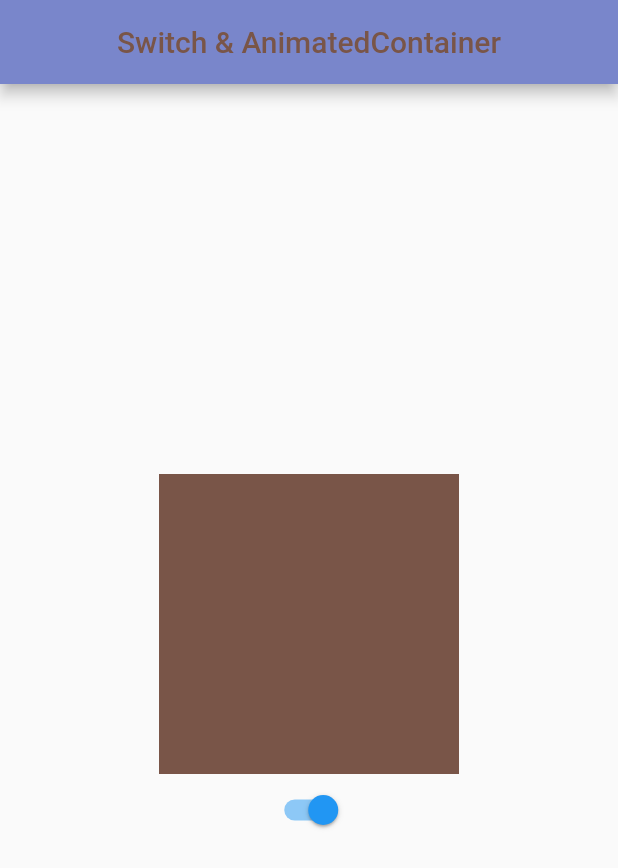
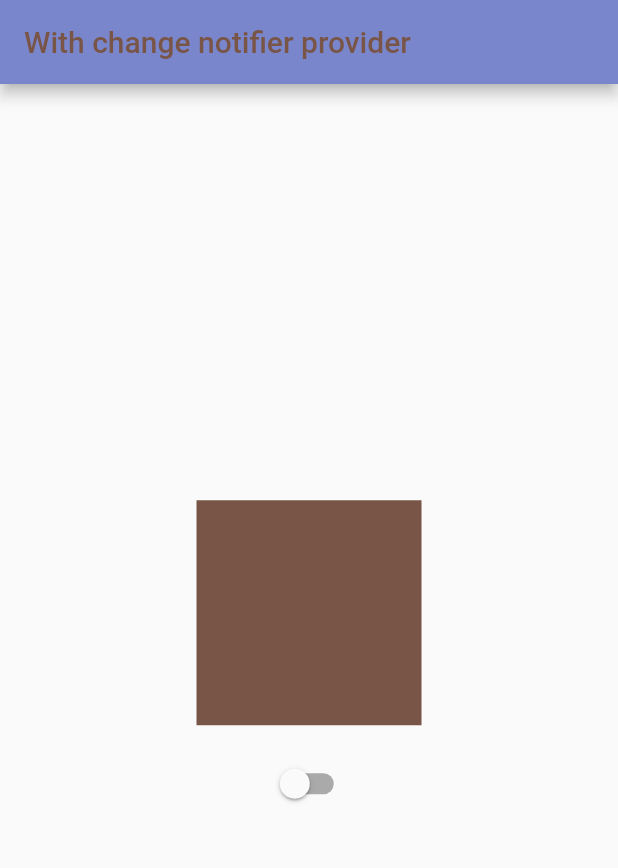
Before and after one commit to codecikoi/switch-animatedContainer_classes, a Flutter app: the screen it shows after launch, on a phone screen of 412 x 824 dp. Shown: the top 868 px of the screen. Run offline on Flutter 3.47's test engine with Material 2 defaults, Android fonts, the phone set to English and light mode, and no system bars.

Commit message:
refactored with change notifier provider

```diff
--- a/lib/main.dart
+++ b/lib/main.dart
@@ -1,5 +1,6 @@
 import 'dart:math';
 import 'package:flutter/material.dart';
+import 'with_change_notifier_provider.dart';
 
 void main() {
   runApp(const MyApp());
@@ -12,7 +13,7 @@ class MyApp extends StatelessWidget {
   Widget build(BuildContext context) {
     return MaterialApp(
       debugShowCheckedModeBanner: false,
-      home: AnimatedSwitchDemo(),
+      home: WithProvider(),
     );
   }
 }
--- /dev/null
+++ b/lib/with_change_notifier_provider.dart
@@ -0,0 +1,74 @@
+import 'package:flutter/material.dart';
+import 'package:provider/provider.dart';
+import 'dart:math';
+
+class WithProvider extends StatelessWidget {
+  const WithProvider({Key? key}) : super(key: key);
+
+  @override
+  Widget build(BuildContext context) {
+    return MaterialApp(
+      debugShowCheckedModeBanner: false,
+      home: ChangeNotifierProvider(
+        create: (_) => ColorProvider(),
+        child: Scaffold(
+          appBar: AppBar(
+            backgroundColor: Colors.indigo[300],
+            title: Consumer<ColorProvider>(
+              builder: (context, value, child) => Text(
+                'With change notifier provider',
+                style: TextStyle(color: value.appBarColor),
+              ),
+            ),
+          ),
+          body: Center(
+            child: Consumer<ColorProvider>(
+              builder: (context, value, child) => Column(
+                mainAxisAlignment: MainAxisAlignment.center,
+                children: [
+                  AnimatedContainer(
+                    duration: Duration(milliseconds: 100),
+                    width: 150,
+                    height: 150,
+                    color: value.containerColor,
+                  ),
+                  SizedBox(
+                    height: 15,
+                  ),
+                  Switch(
+                    value: value.switchValue,
+                    onChanged: (switchValue) => value.changeColor(),
+                  ),
+                ],
+              ),
+            ),
+          ),
+        ),
+      ),
+    );
+  }
+}
+
+class ColorProvider extends ChangeNotifier {
+  bool switchValue;
+  Color appBarColor;
+  Color containerColor;
+
+  ColorProvider()
+      : appBarColor = _getRandomColor(),
+        containerColor = _getRandomColor(),
+        switchValue = false;
+
+  bool changeColor() {
+    appBarColor = _getRandomColor();
+    containerColor = _getRandomColor();
+    switchValue = !switchValue;
+
+    notifyListeners();
+    return switchValue;
+  }
+
+  static Color _getRandomColor() {
+    return Colors.primaries[Random().nextInt(Colors.primaries.length)];
+  }
+}
--- a/pubspec.yaml
+++ b/pubspec.yaml
@@ -36,6 +36,7 @@ dependencies:
   # The following adds the Cupertino Icons font to your application.
   # Use with the CupertinoIcons class for iOS style icons.
   cupertino_icons: ^1.0.5
+  provider: ^6.0.4
 
 dev_dependencies:
   flutter_test:
```
Also changed, not shown: pubspec.lock.
